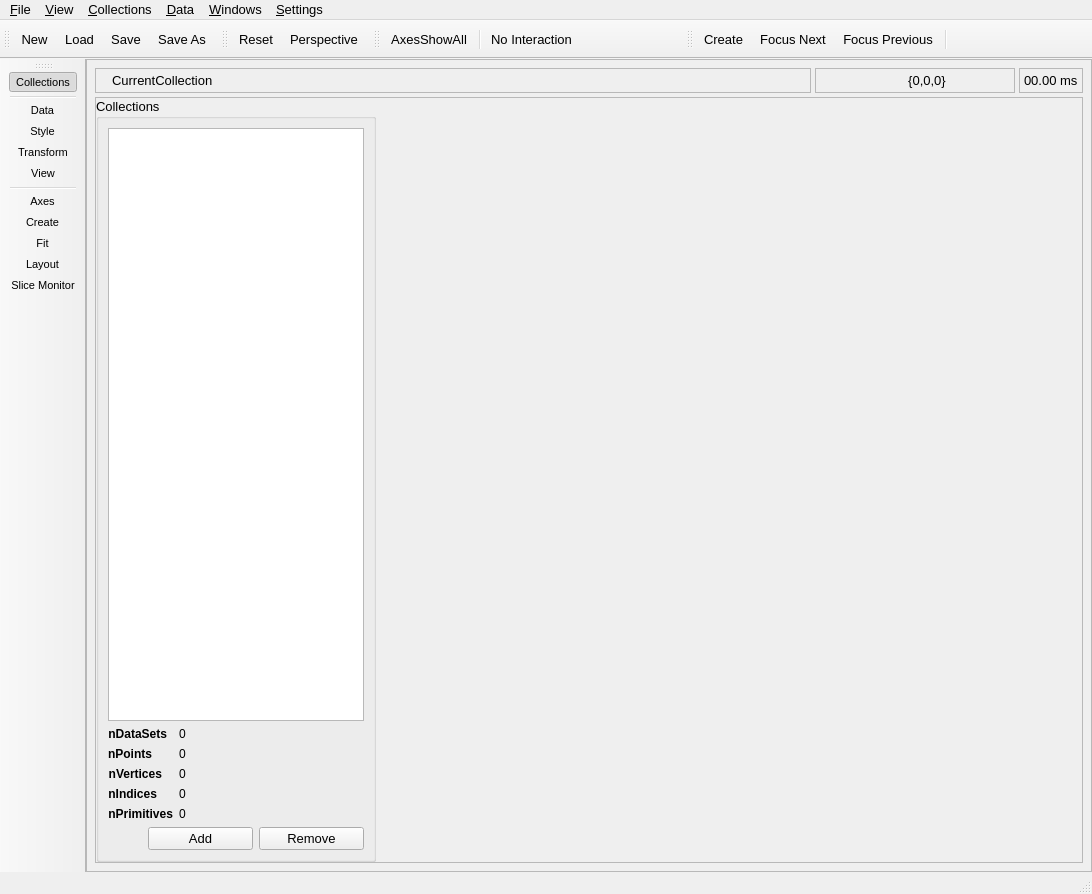
Before: the Qt Designer form src/gui/uchroma.ui in trisyoungs/uchroma, drawn with Qt 5.
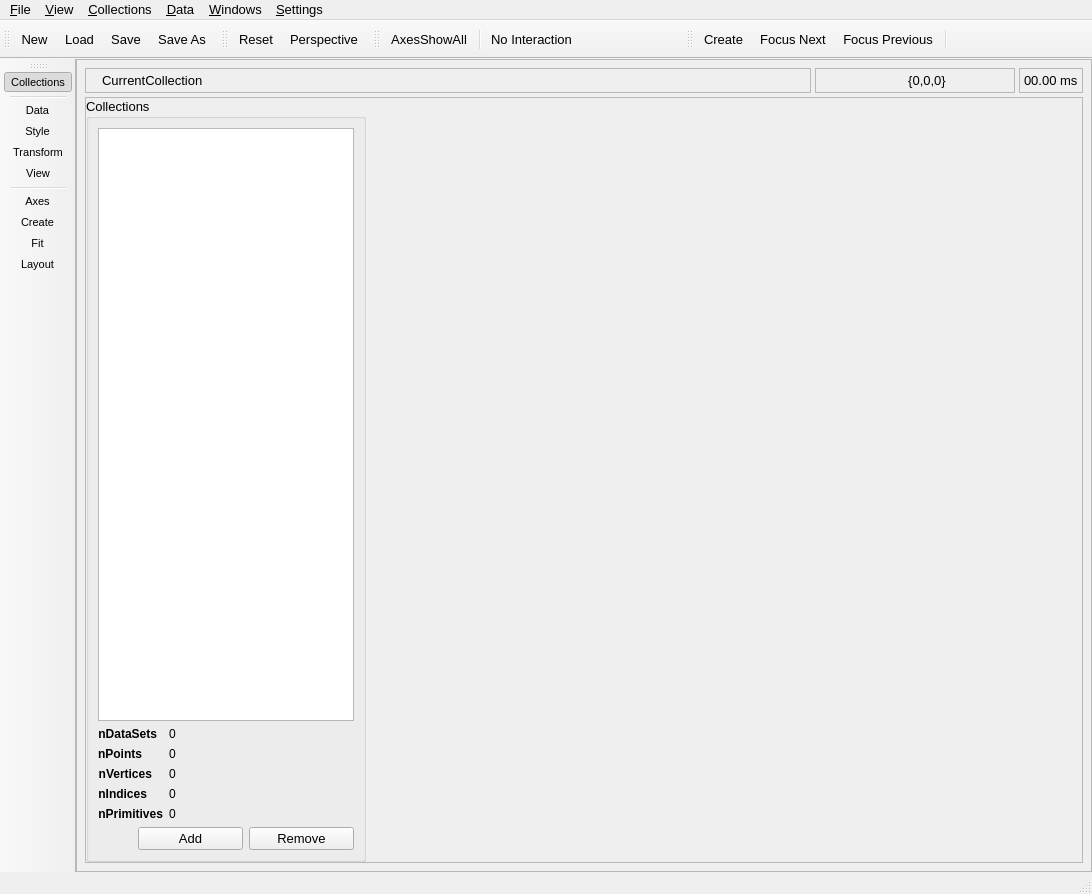
After: the same form once the commit is applied. Icons and pictures are not drawn. Custom widgets are drawn as their Qt base class.

Commit message: Removed sliceDataChanged() signal from UChromaWindow, and moved extractSlice() and closestBin() functions to Collection. Added ViewPane::collectionsUpdateCurrentSlices() function to update all slices in the pane. Removed GraphWidget and SliceMonitor. Added 'Role', 'RoleTargetCollection', and 'RoleTargetPane' keywords to ViewPaneBlock. Added 'signals' to collection, and static RefList allowing them to be stored and acted upon by UChromaWindow::updateDisplay().

```diff
--- a/src/gui/uchroma.ui
+++ b/src/gui/uchroma.ui
@@ -733,7 +733,6 @@
    <addaction name="actionWindowsCreate"/>
    <addaction name="actionWindowsFit"/>
    <addaction name="actionWindowsLayout"/>
-   <addaction name="actionWindowsSliceMonitor"/>
   </widget>
   <widget class="QToolBar" name="ViewToolBar">
    <property name="windowTitle">
@@ -905,17 +904,6 @@
     <string>Choose Font</string>
    </property>
   </action>
-  <action name="actionWindowsSliceMonitor">
-   <property name="checkable">
-    <bool>true</bool>
-   </property>
-   <property name="text">
-    <string>Slice &amp;Monitor</string>
-   </property>
-   <property name="shortcut">
-    <string>Ctrl+M</string>
-   </property>
-  </action>
   <action name="actionWindowsFit">
    <property name="checkable">
     <bool>true</bool>
```
Left out of the diff: 1 changed line with no effect on the pictures. The commit also changes 26 other files.
